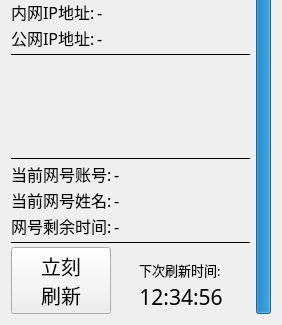
First picture: the form in NetworkMonitor.ui, repository jerry-yuan/RPi-BigQtFace, before the edit.
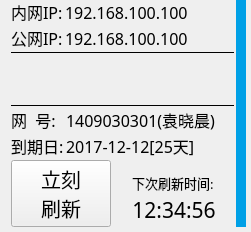
Second picture: the form after the edit. Icons and pictures are not drawn. Custom widgets are drawn as their Qt base class.

```diff
--- a/NetworkMonitor.ui
+++ b/NetworkMonitor.ui
@@ -6,17 +6,32 @@
    <rect>
     <x>0</x>
     <y>0</y>
-    <width>282</width>
-    <height>325</height>
+    <width>251</width>
+    <height>231</height>
    </rect>
   </property>
+  <property name="sizePolicy">
+   <sizepolicy hsizetype="Minimum" vsizetype="Preferred">
+    <horstretch>0</horstretch>
+    <verstretch>0</verstretch>
+   </sizepolicy>
+  </property>
   <property name="windowTitle">
    <string>Form</string>
   </property>
   <layout class="QHBoxLayout" name="horizontalLayout_2">
+   <property name="spacing">
+    <number>2</number>
+   </property>
    <property name="topMargin">
     <number>0</number>
    </property>
+   <property name="rightMargin">
+    <number>5</number>
+   </property>
+   <property name="bottomMargin">
+    <number>5</number>
+   </property>
    <item>
     <layout class="QVBoxLayout" name="verticalLayout">
      <property name="spacing">
@@ -37,7 +52,7 @@
           </font>
          </property>
          <property name="text">
-          <string>内网IP地址:</string>
+          <string>内网IP:</string>
          </property>
         </widget>
        </item>
@@ -51,7 +66,7 @@
           </font>
          </property>
          <property name="text">
-          <string>-</string>
+          <string>192.168.100.100</string>
          </property>
         </widget>
        </item>
@@ -65,7 +80,7 @@
           </font>
          </property>
          <property name="text">
-          <string>公网IP地址:</string>
+          <string>公网IP:</string>
          </property>
         </widget>
        </item>
@@ -79,7 +94,7 @@
           </font>
          </property>
          <property name="text">
-          <string>-</string>
+          <string>192.168.100.100</string>
          </property>
         </widget>
        </item>
@@ -111,8 +126,8 @@
       <widget class="NetworkSpeed" name="speeder" native="true">
        <property name="minimumSize">
         <size>
-         <width>160</width>
-         <height>95</height>
+         <width>188</width>
+         <height>48</height>
         </size>
        </property>
       </widget>
@@ -154,7 +169,7 @@
           </font>
          </property>
          <property name="text">
-          <string>当前网号账号:</string>
+          <string>网  号:</string>
          </property>
         </widget>
        </item>
@@ -168,39 +183,11 @@
           </font>
          </property>
          <property name="text">
-          <string>-</string>
+          <string>1409030301(袁晓晨)</string>
          </property>
         </widget>
        </item>
        <item row="1" column="0">
-        <widget class="QLabel" name="label_16">
-         <property name="font">
-          <font>
-           <family>YaHei Consolas Hybrid</family>
-           <pointsize>12</pointsize>
-           <kerning>true</kerning>
-          </font>
-         </property>
-         <property name="text">
-          <string>当前网号姓名:</string>
-         </property>
-        </widget>
-       </item>
-       <item row="1" column="1">
-        <widget class="QLabel" name="name">
-         <property name="font">
-          <font>
-           <family>YaHei Consolas Hybrid</family>
-           <pointsize>12</pointsize>
-           <kerning>true</kerning>
-          </font>
-         </property>
-         <property name="text">
-          <string>-</string>
-         </property>
-        </widget>
-       </item>
-       <item row="2" column="0">
         <widget class="QLabel" name="label_8">
          <property name="font">
           <font>
@@ -210,12 +197,12 @@
           </font>
          </property>
          <property name="text">
-          <string>网号剩余时间:</string>
+          <string>到期日:</string>
          </property>
         </widget>
        </item>
-       <item row="2" column="1">
-        <widget class="QLabel" name="remainTime">
+       <item row="1" column="1">
+        <widget class="QLabel" name="netIdDead">
          <property name="font">
           <font>
            <family>YaHei Consolas Hybrid</family>
@@ -224,33 +211,24 @@
           </font>
          </property>
          <property name="text">
-          <string>-</string>
+          <string>2017-12-12[25天]</string>
          </property>
         </widget>
        </item>
       </layout>
      </item>
      <item>
-      <widget class="Line" name="line_3">
-       <property name="sizePolicy">
-        <sizepolicy hsizetype="Minimum" vsizetype="Preferred">
-         <horstretch>0</horstretch>
-         <verstretch>0</verstretch>
-        </sizepolicy>
+      <spacer name="verticalSpacer">
+       <property name="orientation">
+        <enum>Qt::Vertical</enum>
        </property>
-       <property name="minimumSize">
+       <property name="sizeHint" stdset="0">
         <size>
-         <width>0</width>
-         <height>1</height>
+         <width>20</width>
+         <height>40</height>
         </size>
        </property>
-       <property name="frameShadow">
-        <enum>QFrame::Plain</enum>
-       </property>
-       <property name="orientation">
-        <enum>Qt::Horizontal</enum>
-       </property>
-      </widget>
+      </spacer>
      </item>
      <item>
       <layout class="QHBoxLayout" name="horizontalLayout">
@@ -291,7 +269,7 @@
          </property>
          <property name="sizeHint" stdset="0">
           <size>
-           <width>40</width>
+           <width>2</width>
            <height>20</height>
           </size>
          </property>
@@ -340,7 +318,7 @@
          </property>
          <property name="sizeHint" stdset="0">
           <size>
-           <width>40</width>
+           <width>2</width>
            <height>20</height>
           </size>
          </property>
@@ -354,19 +332,32 @@
     <widget class="QProgressBar" name="countBar">
      <property name="minimumSize">
       <size>
-       <width>15</width>
+       <width>10</width>
        <height>0</height>
       </size>
      </property>
      <property name="maximumSize">
       <size>
-       <width>15</width>
+       <width>10</width>
        <height>16777215</height>
       </size>
      </property>
+     <property name="styleSheet">
+      <string notr="true">QProgressBar{
+        border: none;
+        text-align: center;
+        background: rgb(210, 225, 240);
+}
+QProgressBar::chunk {
+        background: rgb(0, 160, 230);
+}</string>
+     </property>
      <property name="value">
       <number>100</number>
      </property>
+     <property name="alignment">
+      <set>Qt::AlignCenter</set>
+     </property>
      <property name="orientation">
       <enum>Qt::Vertical</enum>
      </property>
```
Left out of the diff: 2 changed lines with no effect on the pictures.
